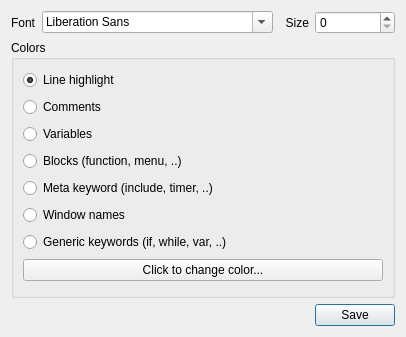
Qt form script/editor/iscripteditorsettings.ui (daniel-Jones/IdealIRC) before a commit.
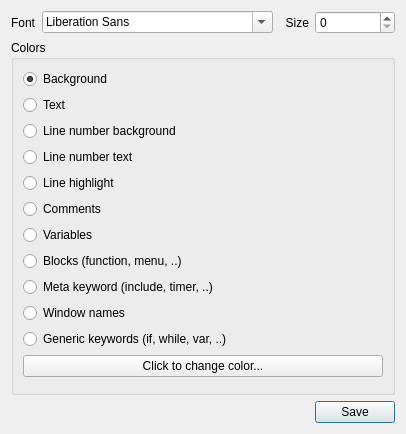
The same form after that commit.

Patch:
```diff
--- a/script/editor/iscripteditorsettings.ui
+++ b/script/editor/iscripteditorsettings.ui
@@ -6,8 +6,8 @@
    <rect>
     <x>0</x>
     <y>0</y>
-    <width>368</width>
-    <height>337</height>
+    <width>338</width>
+    <height>434</height>
    </rect>
   </property>
   <property name="windowTitle">
@@ -47,52 +47,76 @@
       <string>Colors</string>
      </property>
      <layout class="QGridLayout" name="gridLayout_2">
-      <item row="3" column="0">
+      <item row="0" column="0">
+       <widget class="QRadioButton" name="Background">
+        <property name="text">
+         <string>Background</string>
+        </property>
+        <property name="checked">
+         <bool>true</bool>
+        </property>
+       </widget>
+      </item>
+      <item row="7" column="0">
        <widget class="QRadioButton" name="FunctionDef">
         <property name="text">
          <string>Blocks (function, menu, ..)</string>
         </property>
        </widget>
       </item>
-      <item row="4" column="0">
+      <item row="8" column="0">
        <widget class="QRadioButton" name="MetaKeyword">
         <property name="text">
          <string>Meta keyword (include, timer, ..)</string>
         </property>
        </widget>
       </item>
-      <item row="0" column="0">
+      <item row="4" column="0">
        <widget class="QRadioButton" name="LineHighlight">
         <property name="text">
          <string>Line highlight</string>
         </property>
         <property name="checked">
-         <bool>true</bool>
+         <bool>false</bool>
         </property>
        </widget>
       </item>
-      <item row="6" column="0">
+      <item row="10" column="0">
        <widget class="QRadioButton" name="Keyword">
         <property name="text">
          <string>Generic keywords (if, while, var, ..)</string>
         </property>
        </widget>
       </item>
-      <item row="2" column="0">
+      <item row="6" column="0">
        <widget class="QRadioButton" name="Variable">
         <property name="text">
          <string>Variables</string>
         </property>
        </widget>
       </item>
+      <item row="11" column="0" colspan="2">
+       <widget class="QPushButton" name="colorbtn">
+        <property name="text">
+         <string>Click to change color...</string>
+        </property>
+       </widget>
+      </item>
       <item row="5" column="0">
+       <widget class="QRadioButton" name="Comment">
+        <property name="text">
+         <string>Comments</string>
+        </property>
+       </widget>
+      </item>
+      <item row="9" column="0">
        <widget class="QRadioButton" name="Window">
         <property name="text">
          <string>Window names</string>
         </property>
        </widget>
       </item>
-      <item row="2" column="1">
+      <item row="6" column="1">
        <spacer name="horizontalSpacer">
         <property name="orientation">
          <enum>Qt::Horizontal</enum>
@@ -106,16 +130,23 @@
        </spacer>
       </item>
       <item row="1" column="0">
-       <widget class="QRadioButton" name="Comment">
+       <widget class="QRadioButton" name="Text">
         <property name="text">
-         <string>Comments</string>
+         <string>Text</string>
         </property>
        </widget>
       </item>
-      <item row="7" column="0" colspan="2">
-       <widget class="QPushButton" name="colorbtn">
+      <item row="2" column="0">
+       <widget class="QRadioButton" name="LineNumBackground">
         <property name="text">
-         <string>Click to change color...</string>
+         <string>Line number background</string>
+        </property>
+       </widget>
+      </item>
+      <item row="3" column="0">
+       <widget class="QRadioButton" name="LineNumText">
+        <property name="text">
+         <string>Line number text</string>
         </property>
        </widget>
       </item>
```
Left out of the diff: 17 changed lines with no effect on the pictures.
